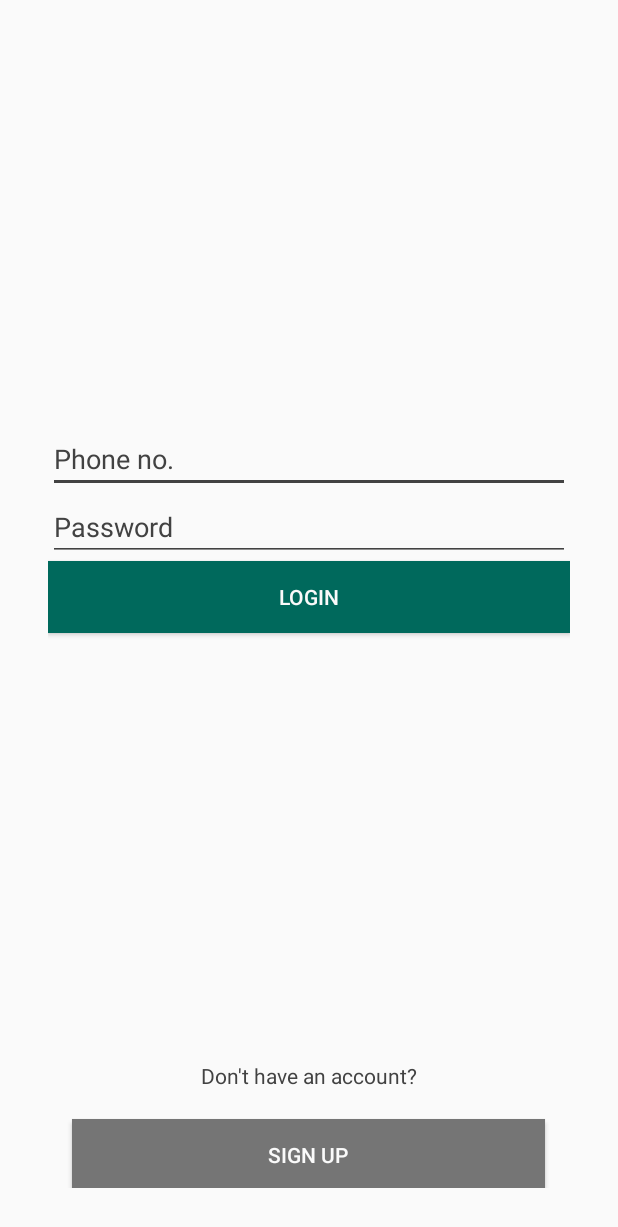
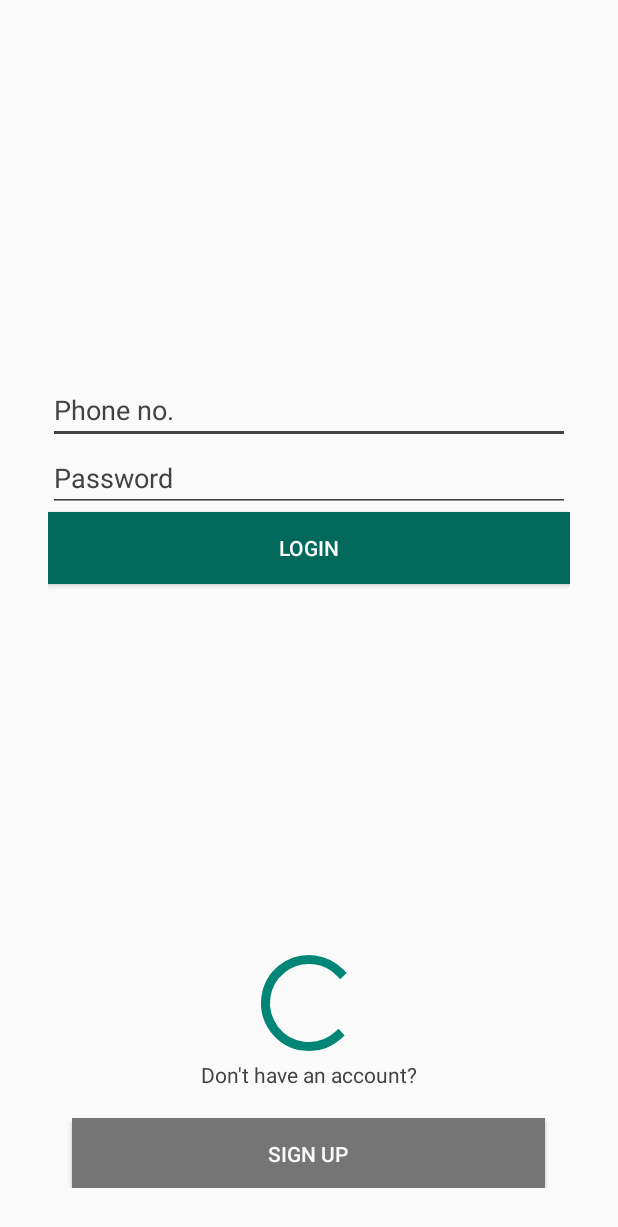
Before and after one commit to bakarali/Outlandish, an Android app: the layout activity_login.xml on its own in the app's theme, with its tools: preview values and no code run, on a phone screen of 412 x 824 dp. Shown: the top 1227 px of the screen. Run offline under Robolectric (Android 15) with nearby library versions, the phone set to English and light mode, and no system bars.

Commit message:
Organized code, Volley integrated, OOPs done, progressbar done

```diff
--- a/Android/Outlandish/app/build.gradle
+++ b/Android/Outlandish/app/build.gradle
@@ -46,5 +46,6 @@ dependencies {
     compile 'com.melnykov:floatingactionbutton:1.3.0'
     compile 'com.android.support:recyclerview-v7:22.2.1'
     compile 'com.mcxiaoke.volley:library:1.0.19'
+    compile 'com.google.code.gson:gson:2.4'
 
 }
--- /dev/null
+++ b/Android/Outlandish/app/src/main/res/drawable/progressbar.xml
@@ -0,0 +1,23 @@
+<?xml version="1.0" encoding="utf-8"?>
+<rotate
+    xmlns:android="http://schemas.android.com/apk/res/android"
+    android:fromDegrees="90"
+    android:pivotX="50%"
+    android:pivotY="50%"
+    android:toDegrees="360">
+
+    <shape
+        android:innerRadiusRatio="2"
+        android:shape="ring"
+        android:thicknessRatio="5.0">
+
+        <gradient
+            android:centerColor="#007DD6"
+            android:endColor="#007DD6"
+            android:startColor="#007DD6"
+            android:angle="0"
+            android:type="sweep"
+            android:useLevel="false" />
+    </shape>
+
+</rotate>
--- a/Android/Outlandish/app/src/main/res/layout/activity_login.xml
+++ b/Android/Outlandish/app/src/main/res/layout/activity_login.xml
@@ -21,6 +21,7 @@
         android:layout_alignParentStart="true"
         android:layout_alignParentTop="true"
         android:background="#fafafa"
+        android:id="@+id/loginLayout"
         >
 
         <LinearLayout
@@ -97,7 +98,14 @@
             android:layout_gravity="center_horizontal"
             style="@android:style/TextAppearance"
             android:layout_weight="0.58" />
-
+        <ProgressBar
+            android:id="@+id/progressBar"
+            style="?android:attr/progressBarStyleLarge"
+            android:layout_width="wrap_content"
+            android:layout_height="wrap_content"
+            android:progressDrawable="@drawable/progressbar"
+            android:layout_gravity="center_horizontal"
+            android:layout_centerHorizontal="true" />
         <TextView
             android:layout_width="wrap_content"
             android:layout_height="wrap_content"
```
Also changed, not shown: Android/Outlandish/app/src/main/java/com/techhunger/com/outlandish/API/APIConfig.java (added, +9 -0 lines), Android/Outlandish/app/src/main/java/com/techhunger/com/outlandish/API/APIManager.java (added, +24 -0 lines), Android/Outlandish/app/src/main/java/com/techhunger/com/outlandish/API/LoginRequest.java (added, +32 -0 lines), Android/Outlandish/app/src/main/java/com/techhunger/com/outlandish/API/THRequest.java (added, +67 -0 lines), Android/Outlandish/app/src/main/java/com/techhunger/com/outlandish/Accessors/LoginResponse.java (added, +38 -0 lines), Android/Outlandish/app/src/main/java/com/techhunger/com/outlandish/Accessors/Response.java (added, +27 -0 lines), Android/Outlandish/app/src/main/java/com/techhunger/com/outlandish/LoginActivity.java (+185 -120 lines), Android/Outlandish/app/src/main/java/com/techhunger/com/outlandish/Utils/AppUtils.java (added, +14 -0 lines), 1 other file.
